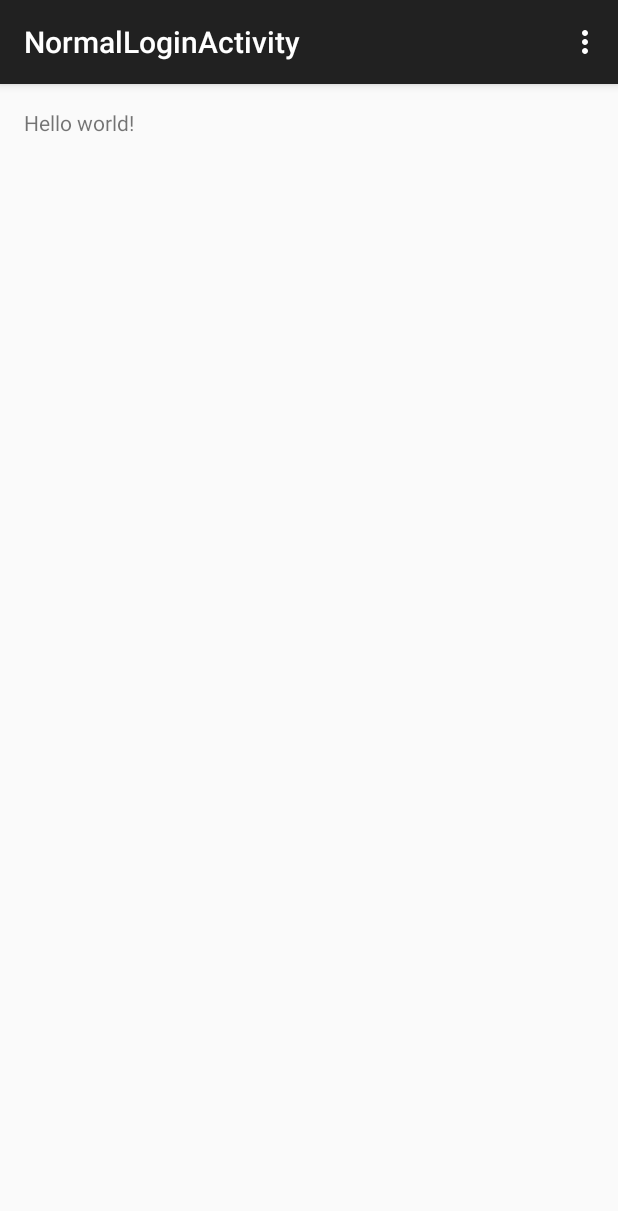
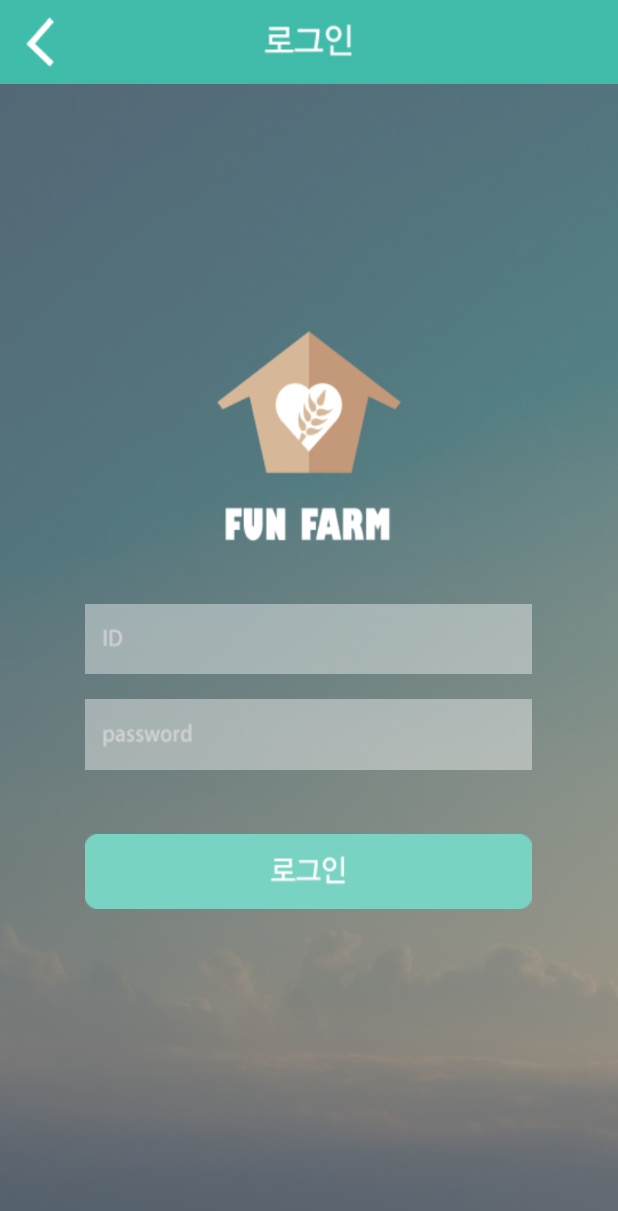
Before and after one commit to jangwonseo/agriculture, an Android app: the NormalLoginActivity screen opened directly, with no data from a screen before it, on a phone screen of 412 x 824 dp. Shown: the top 1211 px of the screen. Run offline under Robolectric (Android 15) with nearby library versions, the light colour scheme and no system bars.

Commit message:
9월19일 합치기전

```diff
--- a/app/src/main/AndroidManifest.xml
+++ b/app/src/main/AndroidManifest.xml
@@ -45,7 +45,8 @@
         </activity>
         <activity
             android:name=".NormalLoginActivity"
-            android:label="@string/title_activity_normal_login" >
+            android:label="@string/title_activity_normal_login"
+            android:theme="@style/Theme.AppCompat.NoActionBar">
         </activity>
         <activity
             android:name=".SignupActivity"
--- a/app/src/main/java/vivz/slidenerd/agriculture/SignupActivity.java
+++ b/app/src/main/java/vivz/slidenerd/agriculture/SignupActivity.java
@@ -41,9 +41,11 @@ import org.json.JSONObject;
 import java.io.BufferedReader;
 import java.io.InputStreamReader;
 import java.io.Serializable;
+import java.io.UnsupportedEncodingException;
 import java.lang.reflect.Member;
 import java.net.HttpURLConnection;
 import java.net.URL;
+import java.net.URLEncoder;
 import java.util.Calendar;
 
 
@@ -83,12 +85,12 @@ public class SignupActivity extends FragmentActivity {
     private JSONObject user;
 
     //DB로 전송할 정보
-    private String info_Id;
-    private String info_Name;
-    private String info_Pw;
-    private String info_PhoneNum;
-    private String info_Birthday;
-    private String info_Sex;
+    private String info_Id = null;
+    private String info_Name = null;
+    private String info_Pw = null;
+    private String info_PhoneNum = null;
+    private String info_Birthday = null;
+    private String info_Sex = null;
 
 
 
@@ -212,17 +214,21 @@ public class SignupActivity extends FragmentActivity {
                 }else{
                     //이부분에 나온 값들을 db 로 연동시켜서 회원정보 저장시킬것!!
                     Log.d("seojang","비밀번호 일치 : "+uPw.getText().toString()+" , "+uPw_re.getText().toString());
-                    info_Name = uName.getText().toString();
-                    info_Id = uId.getText().toString();
-                    info_Pw = uPw.getText().toString();
-                    info_PhoneNum = uPhoneNum.getText().toString();
-                    info_Birthday = uBirthday_year.getText().toString()+"_"+uBirthday_month.getText().toString()+"_"+uBirthday_day.getText().toString();
-
+                    try {
+                        info_Name = URLEncoder.encode(uName.getText().toString(), "UTF-8");
+                        info_Id = uId.getText().toString();
+                        info_Pw = uPw.getText().toString();
+                        info_PhoneNum = uPhoneNum.getText().toString();
+                        info_Birthday = uBirthday_year.getText().toString() + "_" + uBirthday_month.getText().toString() + "_" + uBirthday_day.getText().toString();
+                    }catch (UnsupportedEncodingException e){
+                        e.printStackTrace();
+                    }
 
                     //저장된 값들을 php를 통해 서버에 db화 시킴
                     memberItem = new MemberItem(info_Name,info_Id,info_Pw,info_PhoneNum,info_Birthday,info_Sex);
                     phpTask = new phpInsert();
-                    phpTask.execute("http://218.150.181.131/seo/signup.php?"+memberItem.toString());
+
+                    phpTask.execute("http://218.150.181.131/seo/signup.php?" + memberItem.toString());
 
                     Toast.makeText(getApplicationContext(), "회원가입 완료!.", Toast.LENGTH_SHORT).show();
                     Intent homeIntent = new Intent(getApplicationContext(),HomeActivity.class);
--- a/app/src/main/res/layout/activity_normal_login.xml
+++ b/app/src/main/res/layout/activity_normal_login.xml
@@ -1,12 +1,125 @@
-<RelativeLayout xmlns:android="http://schemas.android.com/apk/res/android"
-    xmlns:tools="http://schemas.android.com/tools" android:layout_width="match_parent"
-    android:layout_height="match_parent" android:paddingLeft="@dimen/activity_horizontal_margin"
-    android:paddingRight="@dimen/activity_horizontal_margin"
-    android:paddingTop="@dimen/activity_vertical_margin"
-    android:paddingBottom="@dimen/activity_vertical_margin"
+<LinearLayout xmlns:android="http://schemas.android.com/apk/res/android"
+    xmlns:tools="http://schemas.android.com/tools"
+    android:layout_width="match_parent"
+    android:layout_height="match_parent"
+    android:orientation="vertical"
     tools:context="vivz.slidenerd.agriculture.NormalLoginActivity">
 
-    <TextView android:text="@string/hello_world" android:layout_width="wrap_content"
-        android:layout_height="wrap_content" />
 
-</RelativeLayout>
+    <LinearLayout
+        android:layout_width="match_parent"
+        android:layout_height="0px"
+        android:layout_weight="66"
+        android:orientation="horizontal">
+
+        <LinearLayout
+            android:layout_width="0px"
+            android:layout_height="match_parent"
+            android:layout_weight="70"
+            android:background="@drawable/login3">
+            <Button
+                android:layout_width="match_parent"
+                android:layout_height="match_parent"
+                android:background="@null"/>
+
+        </LinearLayout>
+        <LinearLayout
+            android:layout_width="0px"
+            android:layout_height="match_parent"
+            android:layout_weight="470"
+            android:background="@drawable/login4">
+
+        </LinearLayout>
+
+    </LinearLayout>
+    <LinearLayout
+        android:layout_width="match_parent"
+        android:layout_height="0px"
+        android:layout_weight="894"
+        android:background="@drawable/login2"
+        android:orientation="horizontal">
+
+        <LinearLayout
+            android:layout_width="0px"
+            android:layout_height="match_parent"
+            android:layout_weight="75">
+
+        </LinearLayout>
+        <LinearLayout
+            android:layout_width="0px"
+            android:layout_height="match_parent"
+            android:layout_weight="390"
+            android:orientation="vertical">
+            <LinearLayout
+                android:layout_width="match_parent"
+                android:layout_height="0px"
+                android:layout_weight="404">
+
+            </LinearLayout>
+            <LinearLayout
+                android:layout_width="match_parent"
+                android:layout_height="0px"
+                android:layout_weight="55"
+                android:background="@drawable/login5">
+
+                <EditText
+                    android:layout_width="match_parent"
+                    android:layout_height="match_parent"
+                    android:background="@null"
+                    />
+
+            </LinearLayout>
+            <LinearLayout
+                android:layout_width="match_parent"
+                android:layout_height="0px"
+                android:layout_weight="20">
+
+            </LinearLayout>
+            <LinearLayout
+                android:layout_width="match_parent"
+                android:layout_height="0px"
+                android:layout_weight="55"
+                android:background="@drawable/login6">
+                <EditText
+                    android:layout_width="match_parent"
+                    android:layout_height="match_parent"
+                    android:background="@null"/>
+
+            </LinearLayout>
+            <LinearLayout
+                android:layout_width="match_parent"
+                android:layout_height="0px"
+                android:layout_weight="50">
+
+            </LinearLayout>
+            <LinearLayout
+                android:layout_width="match_parent"
+                android:layout_height="0px"
+                android:layout_weight="58"
+                android:background="@drawable/login7">
+
+                <Button
+                    android:layout_width="match_parent"
+                    android:layout_height="match_parent"
+                    android:background="@null"/>
+
+            </LinearLayout>
+            <LinearLayout
+                android:layout_width="match_parent"
+                android:layout_height="0px"
+                android:layout_weight="252">
+
+            </LinearLayout>
+
+
+        </LinearLayout>
+        <LinearLayout
+            android:layout_width="0px"
+            android:layout_height="match_parent"
+            android:layout_weight="75">
+
+        </LinearLayout>
+
+
+    </LinearLayout>
+</LinearLayout>
```
Also changed, not shown: app/src/main/res/drawable/login2.png (added), app/src/main/res/drawable/login3.png (added), app/src/main/res/drawable/login4.png (added), app/src/main/res/drawable/login5.png (added), app/src/main/res/drawable/login6.png (added), app/src/main/res/drawable/login7.png (added), app/src/main/res/drawable/login9.png (added).
